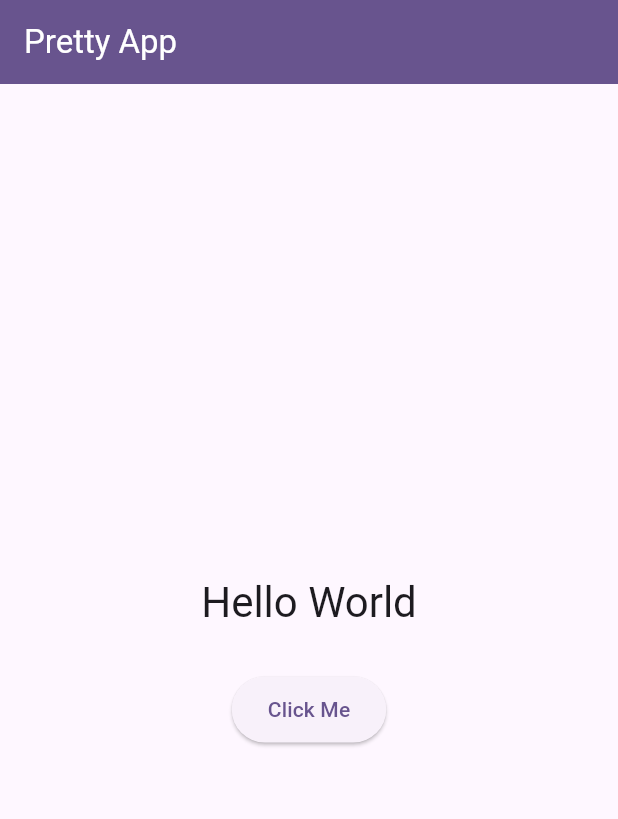
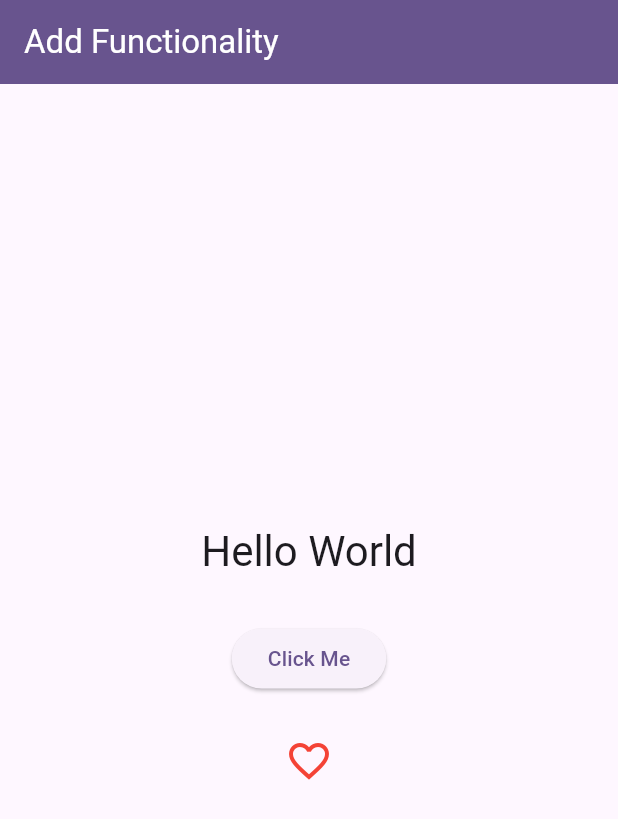
Before and after one commit to fearentaurellia/codelab, a Flutter app: the screen it shows after launch, on a phone screen of 412 x 824 dp. Shown: the top 819 px of the screen. Run offline on Flutter 3.47's test engine with Material 3 defaults, Android fonts, the phone set to English and light mode, and no system bars.

Commit message:
Add functionality

```diff
--- a/lib/main.dart
+++ b/lib/main.dart
@@ -10,18 +10,18 @@ class MyApp extends StatelessWidget {
   @override
   Widget build(BuildContext context) {
     return MaterialApp(
-      title: 'Flutter Pretty App',
+      title: 'Flutter Functionality',
       debugShowCheckedModeBanner: false,
-
       theme: ThemeData(
         colorScheme: ColorScheme.fromSeed(seedColor: Colors.deepPurple),
         useMaterial3: true,
       ),
-
       home: const MyHomePage(),
     );
   }
 }
+
+// Home Page
 class MyHomePage extends StatefulWidget {
   const MyHomePage({super.key});
 
@@ -33,9 +33,17 @@ class MyHomePage extends StatefulWidget {
 class _MyHomePageState extends State<MyHomePage> {
   String text = "Hello World";
 
+  bool isFavorite = false;
+
   void updateText() {
     setState(() {
       text = "Button Pressed";
+    });
+  }
+
+  void toggleFavorite() {
+    setState(() {
+      isFavorite = !isFavorite;
     });
   }
 
@@ -43,17 +51,18 @@ class _MyHomePageState extends State<MyHomePage> {
   Widget build(BuildContext context) {
     return Scaffold(
       appBar: AppBar(
-        title: const Text("Pretty App"),
+        title: const Text("Add Functionality"),
         backgroundColor: Theme.of(context).colorScheme.primary,
         foregroundColor: Colors.white,
       ),
 
       body: Center(
         child: Padding(
-          padding: const EdgeInsets.all(24.0), // spacing biar lega
+          padding: const EdgeInsets.all(24.0),
           child: Column(
             mainAxisAlignment: MainAxisAlignment.center,
             children: [
+              // TEXT
               Text(
                 text,
                 style: Theme.of(context).textTheme.headlineMedium,
@@ -62,15 +71,22 @@ class _MyHomePageState extends State<MyHomePage> {
 
               const SizedBox(height: 30),
 
+              // BUTTON 1 (ubah text)
               ElevatedButton(
                 onPressed: updateText,
-                style: ElevatedButton.styleFrom(
-                  padding: const EdgeInsets.symmetric(
-                    horizontal: 24,
-                    vertical: 12,
-                  ),
+                child: const Text("Click Me"),
+              ),
+
+              const SizedBox(height: 20),
+
+              // BUTTON 2 (favorite toggle)
+              IconButton(
+                onPressed: toggleFavorite,
+                icon: Icon(
+                  isFavorite ? Icons.favorite : Icons.favorite_border,
+                  color: Colors.red,
+                  size: 32,
                 ),
-                child: const Text("Click Me"),
               ),
             ],
           ),
```
